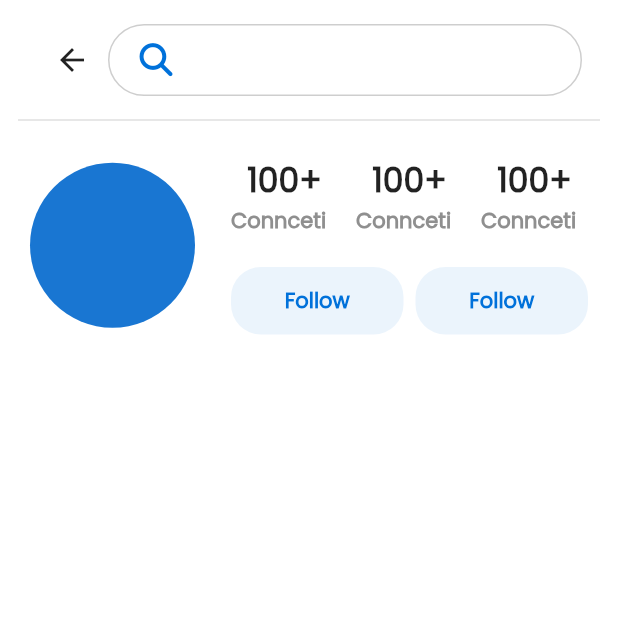
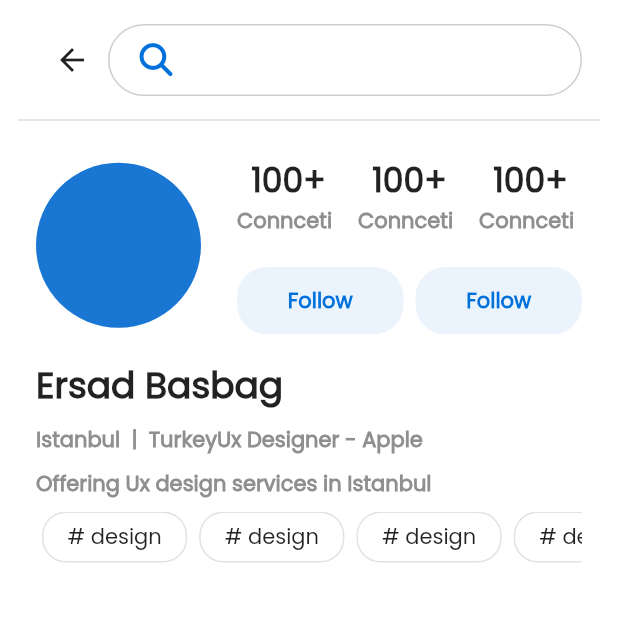
Before and after one commit to tharwatsamy/social_media_with_bloc, a Flutter app: the screen it shows after launch, on a phone screen of 412 x 824 dp, the top half of it. Run offline on Flutter 3.47's test engine with Material 2 defaults, Android fonts, the phone set to English and light mode, and no system bars; our stand-ins replace font_awesome_flutter.

Commit message:
skills list view

```diff
--- a/lib/Features/profile/presentaiton/views/widgets/connection_item.dart
+++ b/lib/Features/profile/presentaiton/views/widgets/connection_item.dart
@@ -20,7 +20,7 @@ class ConnectionItem extends StatelessWidget {
           Text(
             'Conncetions',
             maxLines: 1,
-            style: Styles.body1,
+            style: Styles.body6,
           ),
         ],
       ),
--- /dev/null
+++ b/lib/Features/profile/presentaiton/views/widgets/custom_divider.dart
@@ -0,0 +1,17 @@
+import 'package:flutter/material.dart';
+
+class CustomDivider extends StatelessWidget {
+  const CustomDivider({
+    Key? key,
+  }) : super(key: key);
+
+  @override
+  Widget build(BuildContext context) {
+    return Padding(
+      padding: const EdgeInsets.symmetric(horizontal: 12),
+      child: Divider(
+        color: Colors.grey.withOpacity(.5),
+      ),
+    );
+  }
+}
--- a/lib/Features/profile/presentaiton/views/widgets/profile_info.dart
+++ b/lib/Features/profile/presentaiton/views/widgets/profile_info.dart
@@ -1,5 +1,7 @@
 import 'package:flutter/material.dart';
 import 'package:social_media_ui/Features/profile/presentaiton/views/widgets/profile_actions_button.dart';
+import 'package:social_media_ui/Features/profile/presentaiton/views/widgets/skills_list_view.dart';
+import 'package:social_media_ui/styles.dart';
 
 import 'connections_info.dart';
 
@@ -8,7 +10,10 @@ class ProfileInfo extends StatelessWidget {
 
   @override
   Widget build(BuildContext context) {
-    return Row(
+    return Column(
+      crossAxisAlignment: CrossAxisAlignment.start,
+      children: [
+        Row(
           children: [
             const CircleAvatar(
               radius: 55,
@@ -28,6 +33,54 @@ class ProfileInfo extends StatelessWidget {
               ),
             ),
           ],
+        ),
+        const SizedBox(
+          height: 16,
+        ),
+        const UserDetails(),
+      ],
     );
   }
 }
+
+class UserDetails extends StatelessWidget {
+  const UserDetails({Key? key}) : super(key: key);
+
+  @override
+  Widget build(BuildContext context) {
+    return Column(
+      crossAxisAlignment: CrossAxisAlignment.start,
+      children: const [
+        Text(
+          'Ersad Basbag',
+          style: Styles.body1,
+        ),
+        SizedBox(
+          height: 8,
+        ),
+        Text.rich(
+          style: Styles.body6,
+          TextSpan(
+            children: [
+              TextSpan(text: 'Istanbul  |  '),
+              TextSpan(text: 'Turkey'),
+              TextSpan(text: 'Ux Designer - '),
+              TextSpan(text: 'Apple'),
+            ],
+          ),
+        ),
+        SizedBox(
+          height: 8,
+        ),
+        Text(
+          'Offering Ux design services in Istanbul',
+          style: Styles.body6,
+        ),
+        SizedBox(
+          height: 8,
+        ),
+        SkillsListView(),
+      ],
+    );
+  }
+}
--- a/lib/Features/profile/presentaiton/views/widgets/profile_view_body.dart
+++ b/lib/Features/profile/presentaiton/views/widgets/profile_view_body.dart
@@ -5,6 +5,7 @@ import 'package:social_media_ui/Features/profile/presentaiton/views/widgets/prof
 import 'package:social_media_ui/constants.dart';
 
 import 'connections_info.dart';
+import 'custom_divider.dart';
 
 class ProfileViewBody extends StatelessWidget {
   const ProfileViewBody({Key? key}) : super(key: key);
@@ -12,27 +13,22 @@ class ProfileViewBody extends StatelessWidget {
   @override
   Widget build(BuildContext context) {
     return Column(
-      children: [
-        const SizedBox(
+      children: const [
+        SizedBox(
           height: 16,
         ),
-        const CustomSearchAppBar(),
-        const SizedBox(
+        CustomSearchAppBar(),
+        SizedBox(
           height: 8,
         ),
-        Padding(
-          padding: const EdgeInsets.symmetric(horizontal: 12),
-          child: Divider(
-            color: Colors.grey.withOpacity(.5),
-          ),
-        ),
-        const SizedBox(
+        CustomDivider(),
+        SizedBox(
           height: 16,
         ),
-        const Padding(
-          padding: EdgeInsets.symmetric(horizontal: 20),
+        Padding(
+          padding: EdgeInsets.symmetric(horizontal: 24),
           child: ProfileInfo(),
-        )
+        ),
       ],
     );
   }
--- /dev/null
+++ b/lib/Features/profile/presentaiton/views/widgets/skills_item.dart
@@ -0,0 +1,21 @@
+import 'package:flutter/material.dart';
+
+class SkillsItem extends StatelessWidget {
+  const SkillsItem({Key? key}) : super(key: key);
+
+  @override
+  Widget build(BuildContext context) {
+    return Container(
+      padding: const EdgeInsets.symmetric(horizontal: 16),
+      decoration: BoxDecoration(
+        borderRadius: BorderRadius.circular(16),
+        border: Border.all(color: Colors.grey.withOpacity(.3)),
+      ),
+      child: const Center(
+        child: Text(
+          '# design',
+        ),
+      ),
+    );
+  }
+}
--- /dev/null
+++ b/lib/Features/profile/presentaiton/views/widgets/skills_list_view.dart
@@ -0,0 +1,22 @@
+import 'package:flutter/material.dart';
+import 'package:social_media_ui/Features/profile/presentaiton/views/widgets/skills_item.dart';
+
+class SkillsListView extends StatelessWidget {
+  const SkillsListView({Key? key}) : super(key: key);
+
+  @override
+  Widget build(BuildContext context) {
+    return SizedBox(
+      height: 34,
+      child: ListView.builder(
+          itemCount: 10,
+          scrollDirection: Axis.horizontal,
+          itemBuilder: (context, index) {
+            return const Padding(
+              padding: EdgeInsets.symmetric(horizontal: 4),
+              child: SkillsItem(),
+            );
+          }),
+    );
+  }
+}
--- a/lib/styles.dart
+++ b/lib/styles.dart
@@ -1,10 +1,15 @@
 import 'package:flutter/material.dart';
 
 abstract class Styles {
-  static const body1 = TextStyle(
+  static const body6 = TextStyle(
     color: Color(
       0xff8F8F8F,
     ),
     fontWeight: FontWeight.bold,
   );
+
+  static const body1 = TextStyle(
+    fontSize: 24,
+    fontWeight: FontWeight.bold,
+  );
 }
```
Lines whose indentation alone changed are shown as unchanged.
